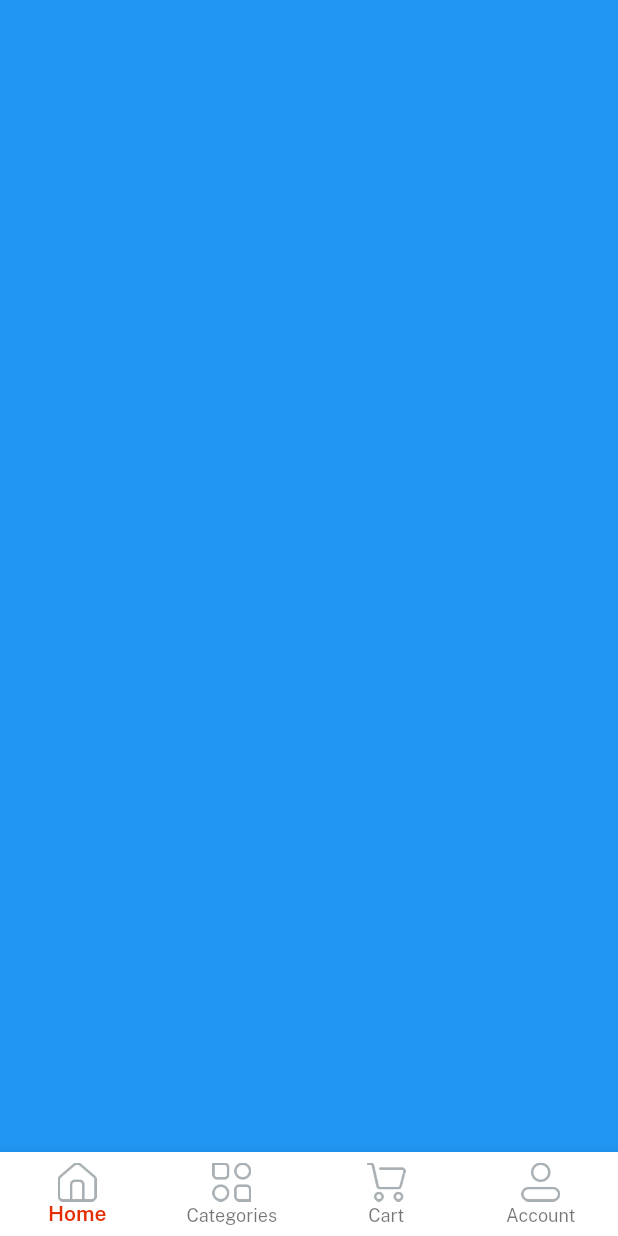
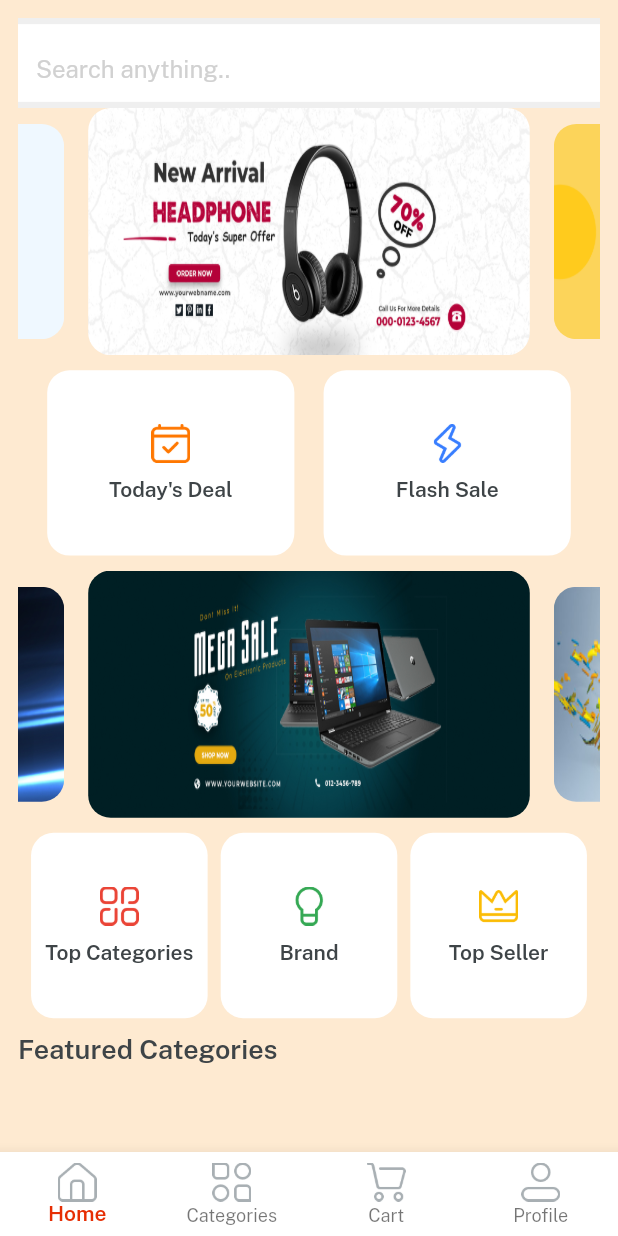
Before and after one commit to Ashu2607/eMart-Flutter, a Flutter app: the Home screen opened directly, on a phone screen of 412 x 824 dp. Run offline on Flutter 3.47's test engine with Material 2 defaults, Android fonts, the phone set to English and light mode, and no system bars; drawn by our look-alikes of velocity_x; our stand-ins replace get.

Commit message:
Add Home Screen UI and reusable custom components

```diff
--- /dev/null
+++ b/lib/common_widgets/home_buttons.dart
@@ -0,0 +1,12 @@
+import 'package:emart/consts/consts.dart';
+
+Widget homeButtons({width, height, String? title, icon, onPress}) {
+  return Column(
+    mainAxisAlignment: MainAxisAlignment.center,
+    children: [
+      Image.asset(icon, width: 26),
+      10.heightBox,
+      title!.text.fontFamily(semibold).color(darkFontGrey).make()
+    ],
+  ).box.rounded.white.size(width, height).make();
+}
--- a/lib/consts/list.dart
+++ b/lib/consts/list.dart
@@ -1,3 +1,7 @@
 import 'package:emart/consts/images.dart';
 
 const socialIconList = [icFacebookLogo, icGoogleLogo, icTwitterLogo];
+
+const slidersList = [imgSlider1, imgSlider2, imgSlider3, imgSlider4];
+
+const secondSlidersList = [imgSs1, imgSs2, imgSs3, imgSs4];
--- a/lib/consts/strings.dart
+++ b/lib/consts/strings.dart
@@ -25,4 +25,13 @@
 const home = "Home",
     categories = "Categories",
     cart = "Cart",
-    account = "Account";
+    profile = "Profile";
+
+// home screen strings
+const searchanyThing = "Search anything..",
+    todayDeal = "Today's Deal",
+    flashSale = "Flash Sale",
+    topSeller = "Top Seller",
+    brand = "Brand",
+    topCategories = "Top Categories",
+    featuredCategories = "Featured Categories";
--- a/lib/auth_screen_view/login_screen.dart
+++ b/lib/views/auth_screen_view/login_screen.dart
@@ -1,11 +1,11 @@
-import 'package:emart/auth_screen_view/signup_screen.dart';
 import 'package:emart/common_widgets/app_logo_widget.dart';
 import 'package:emart/common_widgets/bg_widget.dart';
 import 'package:emart/common_widgets/custom_button.dart';
 import 'package:emart/common_widgets/custom_text_field.dart';
 import 'package:emart/consts/consts.dart';
 import 'package:emart/consts/list.dart';
-import 'package:emart/home_view/home.dart';
+import 'package:emart/views/auth_screen_view/signup_screen.dart';
+import 'package:emart/views/home_view/home.dart';
 import 'package:get/get.dart';
 
 class LoginScreen extends StatelessWidget {
--- /dev/null
+++ b/lib/views/cart_screen_view/cart_screen.dart
@@ -0,0 +1,10 @@
+import 'package:flutter/material.dart';
+
+class CartScreen extends StatelessWidget {
+  const CartScreen({super.key});
+
+  @override
+  Widget build(BuildContext context) {
+    return Container(color: Colors.cyan);
+  }
+}
--- /dev/null
+++ b/lib/views/category_screen_view/category_screen.dart
@@ -0,0 +1,10 @@
+import 'package:flutter/material.dart';
+
+class CategoryScreen extends StatelessWidget {
+  const CategoryScreen({super.key});
+
+  @override
+  Widget build(BuildContext context) {
+    return Container(color: Colors.amber);
+  }
+}
--- /dev/null
+++ b/lib/views/home_screen_view/home_screen.dart
@@ -0,0 +1,132 @@
+import 'package:emart/common_widgets/home_buttons.dart';
+import 'package:emart/consts/consts.dart';
+import 'package:emart/consts/list.dart';
+
+class HomeScreen extends StatelessWidget {
+  const HomeScreen({super.key});
+
+  @override
+  Widget build(BuildContext context) {
+    return Container(
+      color: lightGolden,
+      padding: const EdgeInsets.all(12),
+      width: context.screenWidth,
+      height: context.screenHeight,
+      child: SafeArea(
+        child: Column(
+          children: [
+            Container(
+              height: 60,
+              alignment: Alignment.center,
+              color: lightGrey,
+              child: TextFormField(
+                decoration: const InputDecoration(
+                  border: InputBorder.none,
+                  suffix: Icon(Icons.search),
+                  fillColor: whiteColor,
+                  filled: true,
+                  hintText: searchanyThing,
+                  hintStyle: TextStyle(color: textfieldGrey),
+                ),
+              ),
+            ),
+            Expanded(
+              child: SingleChildScrollView(
+                physics: const BouncingScrollPhysics(),
+                child: Column(
+                  children: [
+                    // swiper brand
+                    VxSwiper.builder(
+                      aspectRatio: 16 / 9,
+                      autoPlay: true,
+                      height: context.screenHeight * 0.2,
+                      enlargeCenterPage: true,
+                      itemCount: slidersList.length,
+                      itemBuilder: (context, index) => Image.asset(
+                        slidersList[index],
+                        fit: BoxFit.fill,
+                      )
+                          .box
+                          .rounded
+                          .clip(Clip.antiAlias)
+                          .margin(const EdgeInsets.symmetric(horizontal: 8))
+                          .make(),
+                    ),
+
+                    10.heightBox,
+
+                    // deals button
+                    Row(
+                      mainAxisAlignment: MainAxisAlignment.spaceEvenly,
+                      children: List.generate(
+                        2,
+                        (index) => homeButtons(
+                          height: context.screenHeight * 0.15,
+                          width: context.screenWidth / 2.5,
+                          icon: index == 0 ? icTodaysDeal : icFlashDeal,
+                          title: index == 0 ? todayDeal : flashSale,
+                        ),
+                      ),
+                    ),
+                    10.heightBox,
+                    // 2nd swiper
+                    VxSwiper.builder(
+                      aspectRatio: 16 / 9,
+                      autoPlay: true,
+                      height: context.screenHeight * 0.2,
+                      enlargeCenterPage: true,
+                      itemCount: secondSlidersList.length,
+                      itemBuilder: (context, index) => Image.asset(
+                        secondSlidersList[index],
+                        fit: BoxFit.fill,
+                      )
+                          .box
+                          .rounded
+                          .clip(Clip.antiAlias)
+                          .margin(const EdgeInsets.symmetric(horizontal: 8))
+                          .make(),
+                    ),
+                    10.heightBox,
+                    //category button
+                    Row(
+                      mainAxisAlignment: MainAxisAlignment.spaceEvenly,
+                      children: List.generate(
+                        3,
+                        (index) => homeButtons(
+                          height: context.screenHeight * 0.15,
+                          width: context.screenWidth / 3.5,
+                          icon: index == 0
+                              ? icTopCategories
+                              : index == 1
+                                  ? icBrands
+                                  : icTopSeller,
+                          title: index == 0
+                              ? topCategories
+                              : index == 1
+                                  ? brand
+                                  : topSeller,
+                        ),
+                      ),
+                    ),
+
+                    10.heightBox,
+
+                    // featured categories
+                    Align(
+                      alignment: Alignment.centerLeft,
+                      child: featuredCategories.text
+                          .color(darkFontGrey)
+                          .size(18)
+                          .fontFamily(semibold)
+                          .make(),
+                    ),
+                  ],
+                ),
+              ),
+            )
+          ],
+        ),
+      ),
+    );
+  }
+}
--- a/lib/home_view/home.dart
+++ b/lib/views/home_view/home.dart
@@ -1,7 +1,11 @@
 // ignore_for_file: must_be_immutable
 
 import 'package:emart/consts/consts.dart';
-import 'package:emart/home_view/home_controller.dart';
+import 'package:emart/views/cart_screen_view/cart_screen.dart';
+import 'package:emart/views/category_screen_view/category_screen.dart';
+import 'package:emart/views/home_screen_view/home_screen.dart';
+import 'package:emart/views/home_view/home_controller.dart';
+import 'package:emart/views/profile_screen_view/profile_screen.dart';
 import 'package:get/get.dart';
 
 class Home extends StatelessWidget {
@@ -16,14 +20,14 @@
         icon: Image.asset(icCategories, width: 26), label: categories),
     BottomNavigationBarItem(icon: Image.asset(icCart, width: 26), label: cart),
     BottomNavigationBarItem(
-        icon: Image.asset(icProfile, width: 26), label: account),
+        icon: Image.asset(icProfile, width: 26), label: profile),
   ];
 
-  var navBody = [
-    Container(color: Colors.blue),
-    Container(color: Colors.amber),
-    Container(color: Colors.greenAccent),
-    Container(color: Colors.cyan),
+  var navBody = const [
+    HomeScreen(),
+    CategoryScreen(),
+    CartScreen(),
+    ProfileScreen(),
   ];
 
   @override
--- /dev/null
+++ b/lib/views/profile_screen_view/profile_screen.dart
@@ -0,0 +1,10 @@
+import 'package:flutter/material.dart';
+
+class ProfileScreen extends StatelessWidget {
+  const ProfileScreen({super.key});
+
+  @override
+  Widget build(BuildContext context) {
+    return Container(color: Colors.purpleAccent);
+  }
+}
--- a/lib/views/splash_screen_view/splash_screen.dart
+++ b/lib/views/splash_screen_view/splash_screen.dart
@@ -1,6 +1,6 @@
-import 'package:emart/auth_screen_view/login_screen.dart';
 import 'package:emart/common_widgets/app_logo_widget.dart';
 import 'package:emart/consts/consts.dart';
+import 'package:emart/views/auth_screen_view/login_screen.dart';
 import 'package:get/get.dart';
 
 class SplashScreen extends StatefulWidget {
```
Also changed, not shown: lib/views/auth_screen_view/signup_screen.dart (renamed from lib/auth_screen_view/signup_screen.dart), lib/views/home_view/home_controller.dart (renamed from lib/home_view/home_controller.dart).
